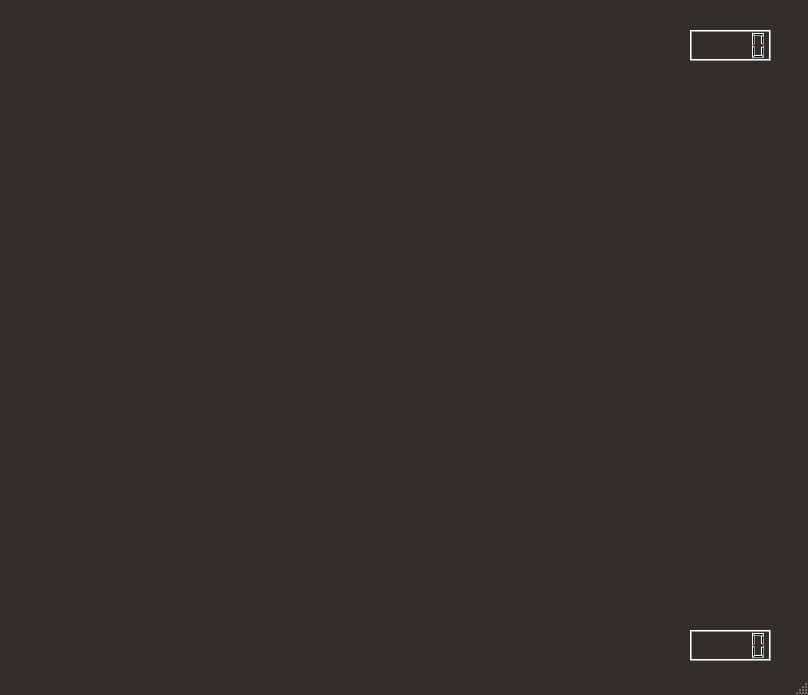
Before: the Qt Designer form chessWindow.ui in 68Duck/Chess, drawn with Qt 5.
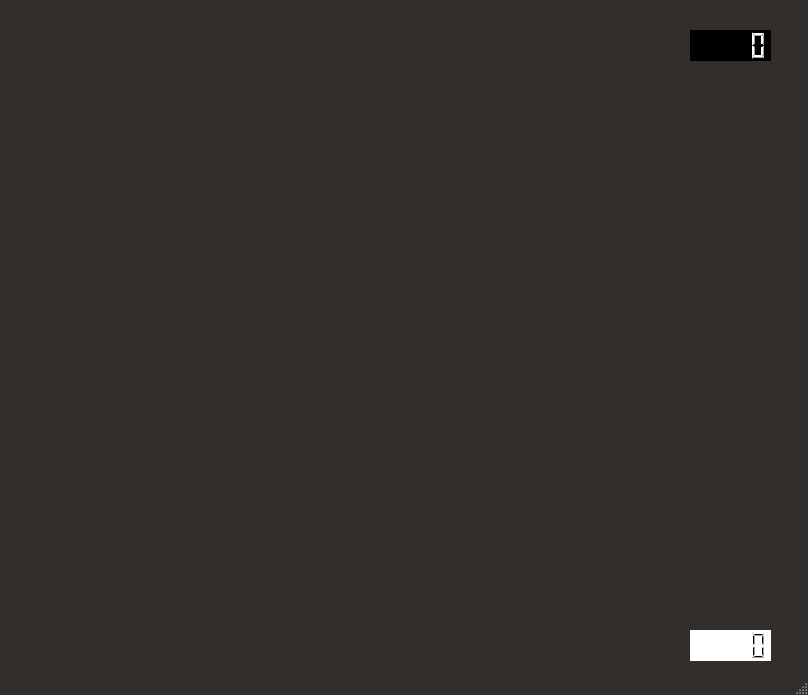
After: the same form once the commit is applied.

Commit message: Added checkmate check and changed style sheets of the timers for turns.

The edit to the form file:
```diff
--- a/chessWindow.ui
+++ b/chessWindow.ui
@@ -26,6 +26,15 @@
       <height>31</height>
      </rect>
     </property>
+    <property name="styleSheet">
+     <string notr="true">QLCDNumber{
+background-color:white;
+color:black;
+}</string>
+    </property>
+    <property name="lineWidth">
+     <number>0</number>
+    </property>
    </widget>
    <widget class="QLCDNumber" name="blackTimer">
     <property name="geometry">
@@ -36,6 +45,12 @@
       <height>31</height>
      </rect>
     </property>
+    <property name="styleSheet">
+     <string notr="true">QLCDNumber{
+background-color:black;
+color:white;
+}</string>
+    </property>
    </widget>
   </widget>
   <widget class="QMenuBar" name="menubar">
```
The commit also changes 1 other file.
